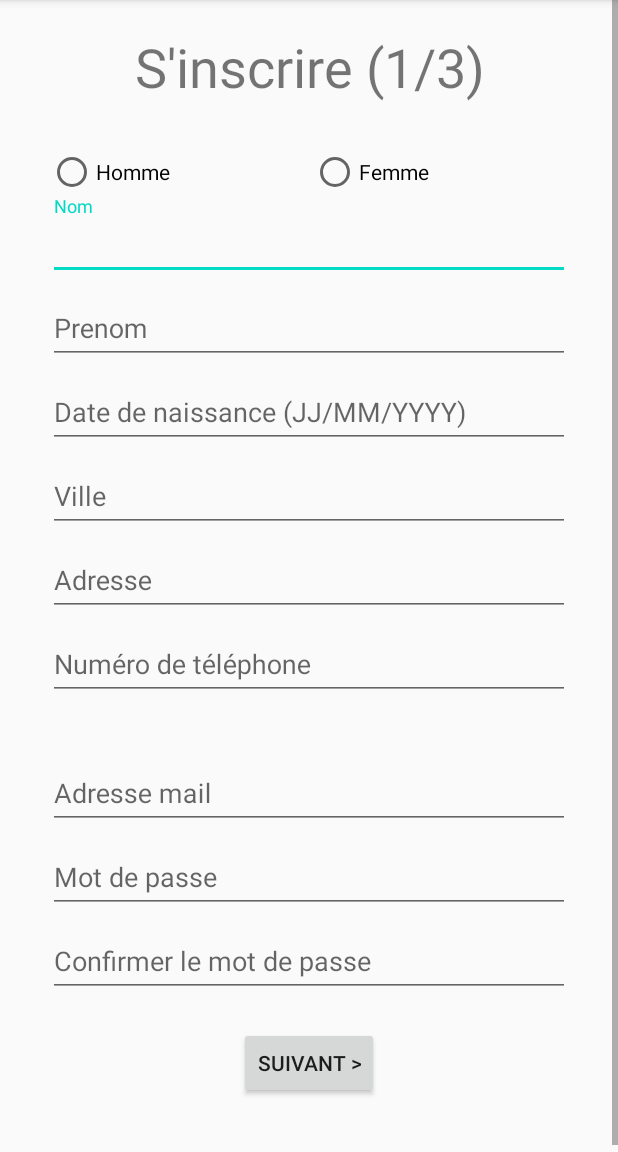
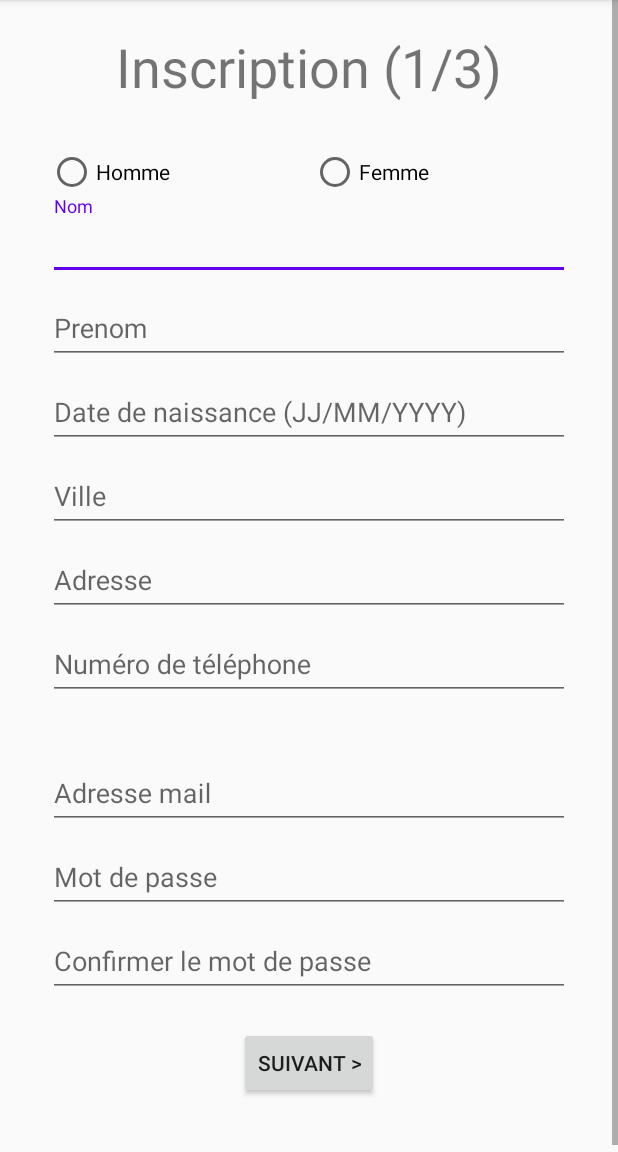
Before and after one commit to Rezappli/Nalone, an Android app: the SignUpActivity screen opened directly, with no data from a screen before it, on a phone screen of 412 x 824 dp, the part 84-1236 px from its top. Run offline under Robolectric (Android 15) with nearby library versions, the phone set to English and light mode, and no system bars.

Commit message:
Connexion + Inscription 1,2 & 3

```diff
--- a/app/src/main/res/layout/activity_signup.xml
+++ b/app/src/main/res/layout/activity_signup.xml
@@ -57,7 +57,8 @@
 
             <com.google.android.material.textfield.TextInputLayout
                 android:layout_width="match_parent"
-                android:layout_height="wrap_content">
+                android:layout_height="wrap_content"
+                android:theme="@style/TextInputLayoutWithPrimaryColor">
 
                 <com.google.android.material.textfield.TextInputEditText
                     android:id="@+id/signupNom"
@@ -69,7 +70,8 @@
 
             <com.google.android.material.textfield.TextInputLayout
                 android:layout_width="match_parent"
-                android:layout_height="wrap_content">
+                android:layout_height="wrap_content"
+                android:theme="@style/TextInputLayoutWithPrimaryColor">
 
                 <com.google.android.material.textfield.TextInputEditText
                     android:id="@+id/signupPrenom"
@@ -81,7 +83,8 @@
 
             <com.google.android.material.textfield.TextInputLayout
                 android:layout_width="match_parent"
-                android:layout_height="wrap_content">
+                android:layout_height="wrap_content"
+                android:theme="@style/TextInputLayoutWithPrimaryColor">
 
                 <com.google.android.material.textfield.TextInputEditText
                     android:id="@+id/signupDate"
@@ -93,7 +96,8 @@
 
             <com.google.android.material.textfield.TextInputLayout
                 android:layout_width="match_parent"
-                android:layout_height="wrap_content">
+                android:layout_height="wrap_content"
+                android:theme="@style/TextInputLayoutWithPrimaryColor">
 
                 <com.google.android.material.textfield.TextInputEditText
                     android:id="@+id/signupVille"
@@ -105,7 +109,8 @@
 
             <com.google.android.material.textfield.TextInputLayout
                 android:layout_width="match_parent"
-                android:layout_height="wrap_content">
+                android:layout_height="wrap_content"
+                android:theme="@style/TextInputLayoutWithPrimaryColor">
 
                 <com.google.android.material.textfield.TextInputEditText
                     android:id="@+id/signupAdresse"
@@ -118,7 +123,8 @@
             <com.google.android.material.textfield.TextInputLayout
                 android:layout_width="match_parent"
                 android:layout_height="wrap_content"
-                android:layout_marginBottom="30dp">
+                android:layout_marginBottom="30dp"
+                android:theme="@style/TextInputLayoutWithPrimaryColor">
 
                 <com.google.android.material.textfield.TextInputEditText
                     android:id="@+id/signupNumero"
@@ -130,7 +136,8 @@
 
             <com.google.android.material.textfield.TextInputLayout
                 android:layout_width="match_parent"
-                android:layout_height="wrap_content">
+                android:layout_height="wrap_content"
+                android:theme="@style/TextInputLayoutWithPrimaryColor">
 
                 <com.google.android.material.textfield.TextInputEditText
                     android:id="@+id/signupAdresseMail"
@@ -142,7 +149,8 @@
 
             <com.google.android.material.textfield.TextInputLayout
                 android:layout_width="match_parent"
-                android:layout_height="wrap_content">
+                android:layout_height="wrap_content"
+                android:theme="@style/TextInputLayoutWithPrimaryColor">
 
                 <com.google.android.material.textfield.TextInputEditText
                     android:id="@+id/signupPass"
@@ -155,7 +163,8 @@
             <com.google.android.material.textfield.TextInputLayout
                 android:layout_width="match_parent"
                 android:layout_height="wrap_content"
-                android:layout_marginBottom="20dp">
+                android:layout_marginBottom="20dp"
+                android:theme="@style/TextInputLayoutWithPrimaryColor">
 
                 <com.google.android.material.textfield.TextInputEditText
                     android:id="@+id/signupConfirmPass"
--- a/app/src/main/res/values/colors.xml
+++ b/app/src/main/res/values/colors.xml
@@ -3,4 +3,7 @@
     <color name="colorPrimary">#6200EE</color>
     <color name="colorPrimaryDark">#3700B3</color>
     <color name="colorAccent">#03DAC5</color>
+    <color name="black"> #000000</color>
+    <color name="pink"> #C71585 </color>
+    <color name="indigo"> #4B0082 </color>
 </resources>
--- a/app/src/main/res/values/strings.xml
+++ b/app/src/main/res/values/strings.xml
@@ -7,9 +7,9 @@
     <string name="pasInscrit"> Pas encore inscrit ?</string>
     <string name="lienSignIn"><u>S\'inscrire</u>  </string>
     <string name="buttonConnexion"> Se connecter </string>
-    <string name="titleSignUpOne"> S\'inscrire (1/3) </string>
-    <string name="titleSignUpTwo"> S\'inscrire (2/3) </string>
-    <string name="titleSignUpThree"> S\'inscrire (3/3) </string>
+    <string name="titleSignUpOne"> Inscription (1/3) </string>
+    <string name="titleSignUpTwo"> Inscription (2/3) </string>
+    <string name="titleSignUpThree"> Inscription (3/3) </string>
     <string name="homme"> Homme </string>
     <string name="femme"> Femme </string>
     <string name="nom"> Nom </string>
--- a/app/src/main/res/values/styles.xml
+++ b/app/src/main/res/values/styles.xml
@@ -6,5 +6,18 @@
         <item name="colorPrimaryDark">@color/colorPrimaryDark</item>
         <item name="colorAccent">@color/colorAccent</item>
     </style>
+    <!--Floating label text style-->
+    <style name="MyHintStyle" parent="TextAppearance.AppCompat.Small">
+        <item name="android:textColor">@color/black</item>
+    </style>
 
+    <!--Input field style-->
+    <style name="MyEditText" parent="Theme.AppCompat.Light">
+        <item name="colorControlNormal">@color/indigo</item>
+        <item name="colorControlActivated">@color/pink</item>
+    </style>
+
+    <style name="TextInputLayoutWithPrimaryColor" parent="Widget.Design.TextInputLayout">
+        <item name="colorAccent">@color/colorPrimary</item>
+    </style>
 </resources>
```
